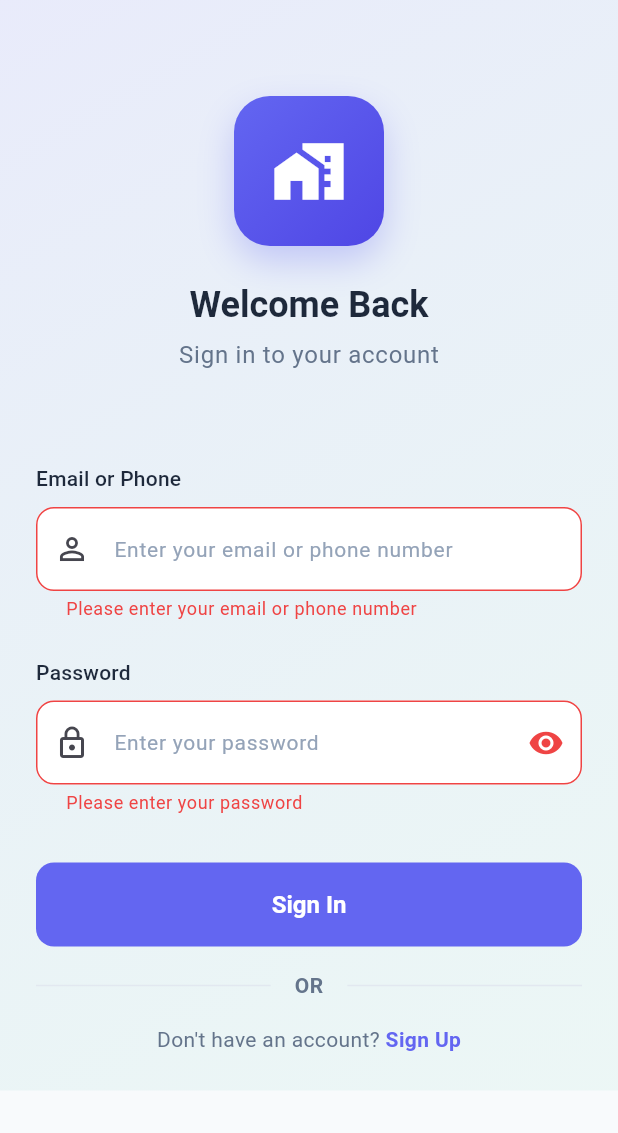
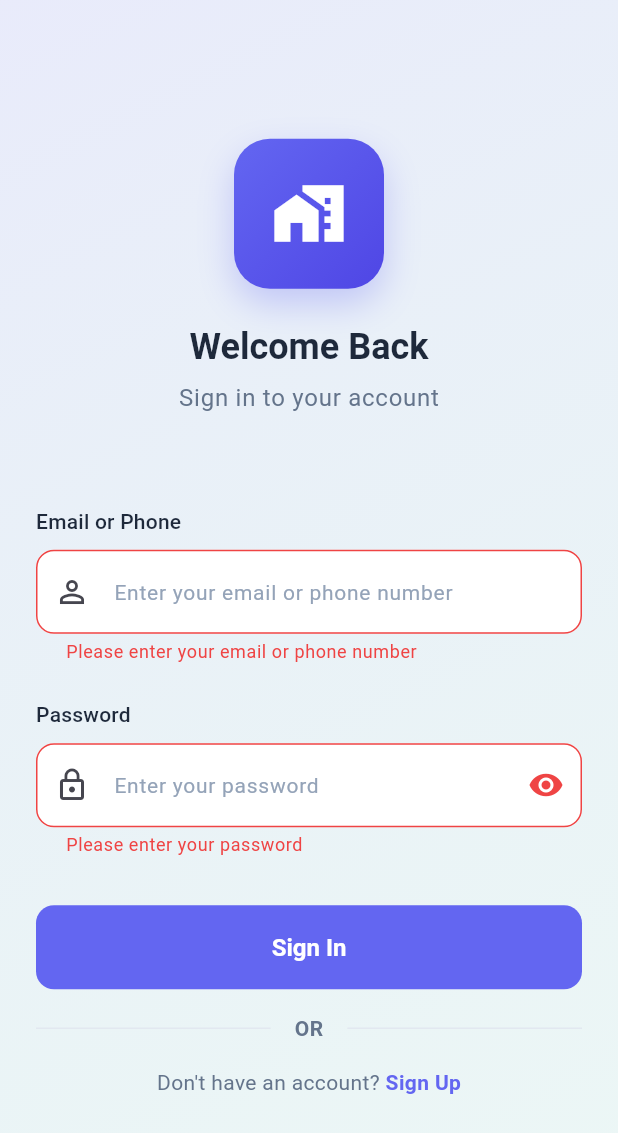
Before and after one commit to T4z4r/apex-mobile-app, a Flutter app: the screen it shows after launch, after a tap on "Sign In", on a phone screen of 412 x 824 dp. Shown: the top 1133 px of the screen. Run offline on Flutter 3.47's test engine with Material 3 defaults, Android fonts, the phone set to English and light mode, and no system bars; our stand-ins replace fluttertoast, shared_preferences.

Commit message:
fix: new changes

```diff
--- a/lib/screens/login_screen.dart
+++ b/lib/screens/login_screen.dart
@@ -21,6 +21,8 @@ class _LoginScreenState extends State<LoginScreen> {
   Widget build(BuildContext context) {
     return Scaffold(
       body: Container(
+        width: double.infinity,
+        height: double.infinity, // <-- Ensures full-screen height
         decoration: BoxDecoration(
           gradient: LinearGradient(
             begin: Alignment.topLeft,
@@ -33,10 +35,19 @@ class _LoginScreenState extends State<LoginScreen> {
         ),
         child: SafeArea(
           child: SingleChildScrollView(
+            physics: const BouncingScrollPhysics(),
+            child: ConstrainedBox(
+              constraints: BoxConstraints(
+                minHeight: MediaQuery.of(context).size.height -
+                    MediaQuery.of(context).padding.top,
+              ),
+              child: Padding(
                 padding: const EdgeInsets.all(24),
                 child: Form(
                   key: _formKey,
                   child: Column(
+                    mainAxisAlignment:
+                        MainAxisAlignment.center, // centers if short
                     crossAxisAlignment: CrossAxisAlignment.stretch,
                     children: [
                       const SizedBox(height: 40),
@@ -49,7 +60,10 @@ class _LoginScreenState extends State<LoginScreen> {
                       _buildDivider(),
                       const SizedBox(height: 16),
                       _buildRegisterLink(),
+                      const SizedBox(height: 40),
                     ],
+                  ),
+                ),
               ),
             ),
           ),
@@ -125,7 +139,8 @@ class _LoginScreenState extends State<LoginScreen> {
           obscureText: _obscurePassword,
           prefixIcon: const Icon(Icons.lock_outline),
           suffixIcon: IconButton(
-            icon: Icon(_obscurePassword ? Icons.visibility : Icons.visibility_off),
+            icon: Icon(
+                _obscurePassword ? Icons.visibility : Icons.visibility_off),
             onPressed: () {
               setState(() {
                 _obscurePassword = !_obscurePassword;
@@ -215,9 +230,10 @@ class _LoginScreenState extends State<LoginScreen> {
 
     if (success) {
       Fluttertoast.showToast(msg: 'Login successful');
-      Navigator.pushReplacementNamed(context, '/home');
+      Navigator.pushReplacementNamed(context, '/');
     } else {
-      Fluttertoast.showToast(msg: 'Login failed. Please check your credentials.');
+      Fluttertoast.showToast(
+          msg: 'Login failed. Please check your credentials.');
     }
   }
 
```
Lines whose indentation alone changed are shown as unchanged.
